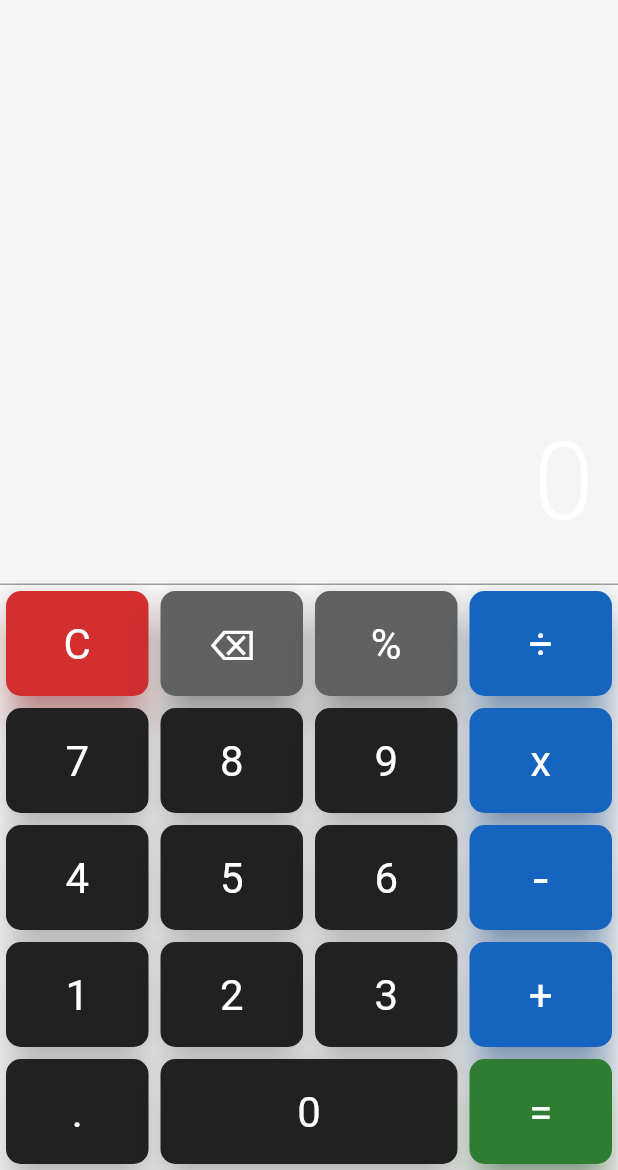
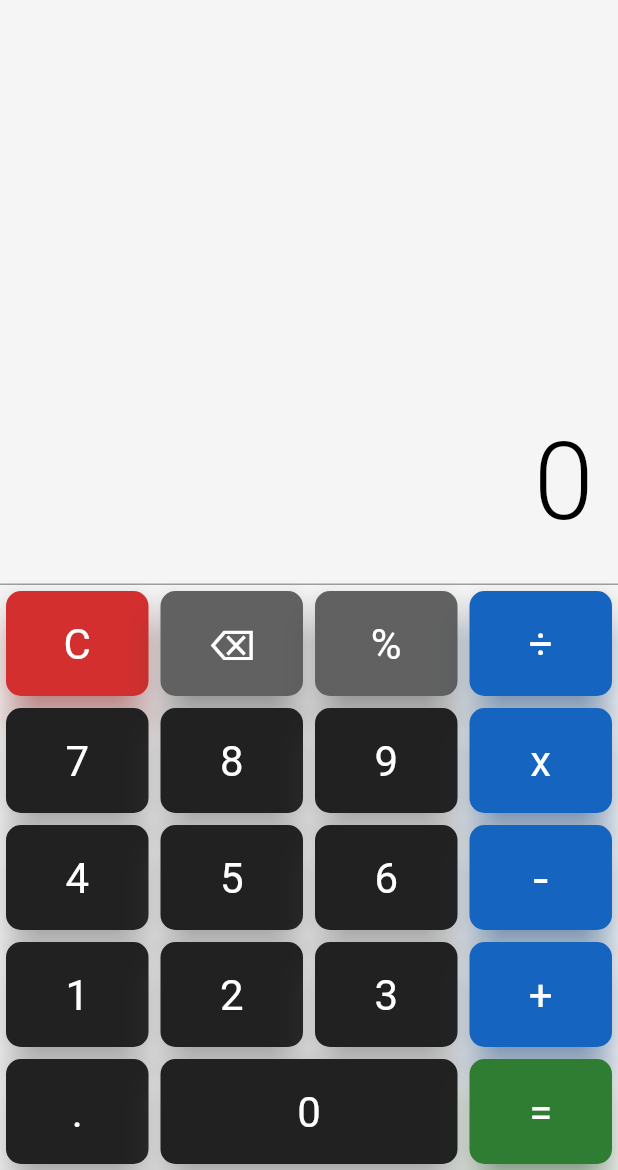
Before and after one commit to Surya-Kaliappan/prodigy, a Flutter app: the screen it shows after launch, on a phone screen of 412 x 824 dp, the part 66-1236 px from its top. Run offline on Flutter 3.47's test engine with Material 3 defaults, Android fonts, the phone set to English and light mode, and no system bars; drawn by our look-alikes of auto_size_text; our stand-ins replace math_expressions.

Commit message:
Full Completed Calculator

```diff
--- a/Calculator/lib/main.dart
+++ b/Calculator/lib/main.dart
@@ -252,8 +252,8 @@ class _CalculatorScreenState extends State<CalculatorScreen> {
                 // ),
                 child: AutoSizeText(
                   _output,
-                  style: const TextStyle(
-                    color: Colors.white,
+                  style: TextStyle(
+                    color: dynamicTextColor,
                     fontSize: 72.0, // This is the max font size
                     fontWeight: FontWeight.w300,
                   ),
@@ -465,7 +465,7 @@ class CalculatorButton extends StatelessWidget {
         ? backgroundColor!.withOpacity(1)
         : (isDarkMode
               ? Colors.white.withOpacity(0.2)
-              : Colors.black.withOpacity(1));
+              : Colors.grey.withOpacity(1));
     return Container(
       margin: const EdgeInsets.all(4.0),
       height: 70.0,
```
